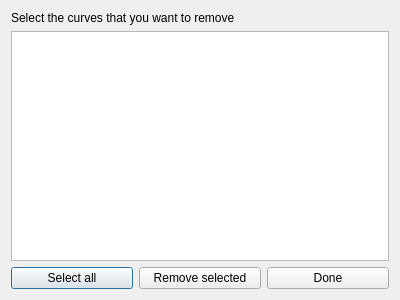
This is plotter_gui/removecurvedialog.ui in aeudes/PlotJuggler as Qt 5 draws it before an edit. The edited form follows.
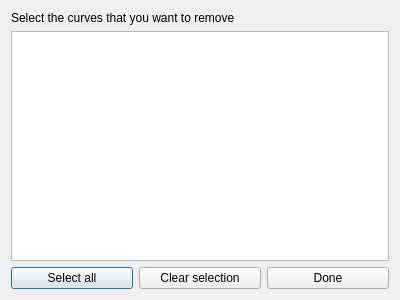
This is the edited form.

Commit message: Change: reduce the number of action needed to remove curves This change allow to remove curves with 2 click only (3 before).

Diff of the .ui file:
```diff
--- a/plotter_gui/removecurvedialog.ui
+++ b/plotter_gui/removecurvedialog.ui
@@ -41,14 +41,14 @@
       </widget>
      </item>
      <item>
-      <widget class="QPushButton" name="pushButtonRemove">
+      <widget class="QPushButton" name="pushButtonClear">
        <property name="text">
-        <string>Remove selected</string>
+        <string>Clear selection</string>
        </property>
       </widget>
      </item>
      <item>
-      <widget class="QPushButton" name="pushButtonDone">
+      <widget class="QPushButton" name="pushButtonRemove">
        <property name="text">
         <string>Done</string>
        </property>
```
Left out of the diff: 18 changed lines with no effect on the pictures. The commit also changes 2 other files.
